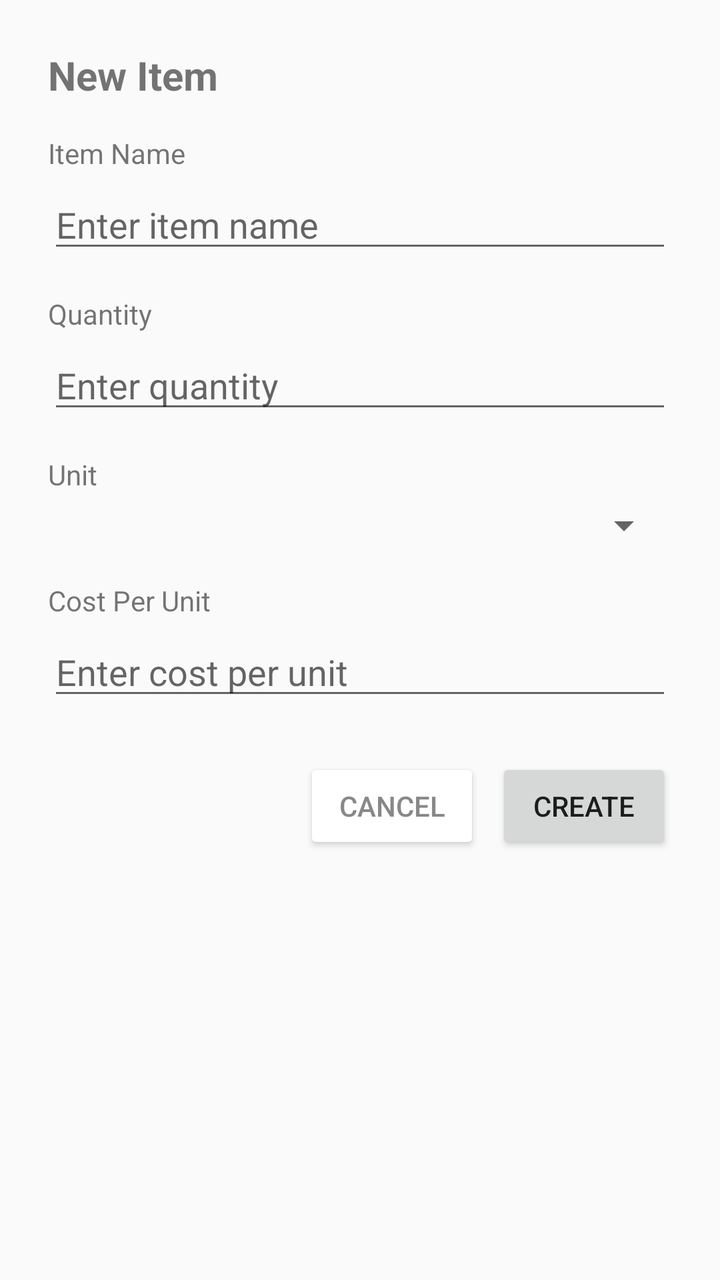
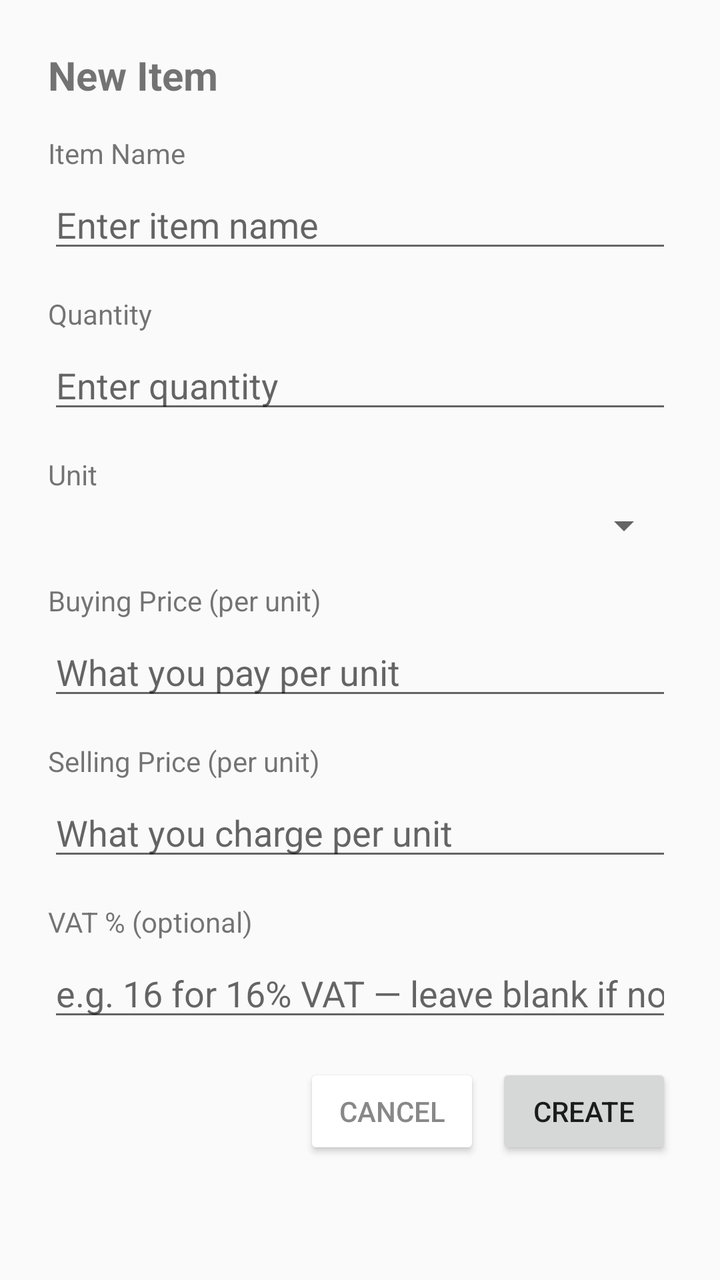

Compare the two renders of this Android layout. The source of the first and the diff that turns it into the second are given below.
<!-- AndroidManifest.xml: application theme Theme.AppCompat.Light.NoActionBar -->
<!-- res/layout/dialog_new_inventory.xml -->
<?xml version="1.0" encoding="utf-8"?>
<ScrollView xmlns:android="http://schemas.android.com/apk/res/android"
    android:layout_width="match_parent"
    android:layout_height="wrap_content">

    <LinearLayout
        android:layout_width="match_parent"
        android:layout_height="wrap_content"
        android:orientation="vertical"
        android:padding="24dp">

        <TextView
            android:layout_width="wrap_content"
            android:layout_height="wrap_content"
            android:text="New Item"
            android:textSize="20sp"
            android:textStyle="bold"
            android:layout_marginBottom="16dp"/>

        
        <LinearLayout
            android:id="@+id/llInventoryDialogErrors"
            android:layout_width="match_parent"
            android:layout_height="wrap_content"
            android:orientation="vertical"
            android:visibility="gone"
            android:layout_marginBottom="12dp"/>

        
        <TextView
            android:layout_width="wrap_content"
            android:layout_height="wrap_content"
            android:text="Item Name"
            android:textSize="14sp"
            android:layout_marginBottom="4dp"/>

        <EditText
            android:id="@+id/etInventoryName"
            android:layout_width="match_parent"
            android:layout_height="wrap_content"
            android:hint="Enter item name"
            android:inputType="textCapWords"
            android:layout_marginBottom="16dp"/>

        
        <TextView
            android:layout_width="wrap_content"
            android:layout_height="wrap_content"
            android:text="Quantity"
            android:textSize="14sp"
            android:layout_marginBottom="4dp"/>

        <EditText
            android:id="@+id/etInventoryQuantity"
            android:layout_width="match_parent"
            android:layout_height="wrap_content"
            android:hint="Enter quantity"
            android:inputType="number"
            android:layout_marginBottom="16dp"/>

        
        <TextView
            android:layout_width="wrap_content"
            android:layout_height="wrap_content"
            android:text="Unit"
            android:textSize="14sp"
            android:layout_marginBottom="4dp"/>

        <Spinner
            android:id="@+id/spinnerUnit"
            android:layout_width="match_parent"
            android:layout_height="wrap_content"
            android:layout_marginBottom="16dp"/>

        
        <TextView
            android:layout_width="wrap_content"
            android:layout_height="wrap_content"
            android:text="Cost Per Unit"
            android:textSize="14sp"
            android:layout_marginBottom="4dp"/>

        <EditText
            android:id="@+id/etInventoryCost"
            android:layout_width="match_parent"
            android:layout_height="wrap_content"
            android:hint="Enter cost per unit"
            android:inputType="number"
            android:layout_marginBottom="24dp"/>

        
        <LinearLayout
            android:layout_width="match_parent"
            android:layout_height="wrap_content"
            android:orientation="horizontal"
            android:gravity="end">

            <Button
                android:id="@+id/btnInventoryDialogCancel"
                android:layout_width="wrap_content"
                android:layout_height="wrap_content"
                android:text="Cancel"
                android:backgroundTint="#FFFFFF"
                android:textColor="#888888"
                android:layout_marginEnd="8dp"/>

            <Button
                android:id="@+id/btnInventoryDialogSubmit"
                android:layout_width="wrap_content"
                android:layout_height="wrap_content"
                android:text="Create"/>

        </LinearLayout>

    </LinearLayout>

</ScrollView>
<!-- resources referenced by this layout -->
<resources>
  <style name="Theme.AppCompat.Light.NoActionBar" parent="Theme.AppCompat.Light">
          <item name="windowActionBar">false</item>
          <item name="windowNoTitle">true</item>
      </style>
</resources>

<!-- the commit's change to res/layout/dialog_new_inventory.xml (unified diff, before → after) -->
@@ -76,17 +76,49 @@
         <TextView
             android:layout_width="wrap_content"
             android:layout_height="wrap_content"
-            android:text="Cost Per Unit"
+            android:text="Buying Price (per unit)"
             android:textSize="14sp"
             android:layout_marginBottom="4dp"/>
 
         <EditText
-            android:id="@+id/etInventoryCost"
+            android:id="@+id/etBuyingPrice"
             android:layout_width="match_parent"
             android:layout_height="wrap_content"
-            android:hint="Enter cost per unit"
+            android:hint="What you pay per unit"
             android:inputType="number"
-            android:layout_marginBottom="24dp"/>
+            android:layout_marginBottom="16dp"/>
+
+        
+        <TextView
+            android:layout_width="wrap_content"
+            android:layout_height="wrap_content"
+            android:text="Selling Price (per unit)"
+            android:textSize="14sp"
+            android:layout_marginBottom="4dp"/>
+
+        <EditText
+            android:id="@+id/etSellingPrice"
+            android:layout_width="match_parent"
+            android:layout_height="wrap_content"
+            android:hint="What you charge per unit"
+            android:inputType="number"
+            android:layout_marginBottom="16dp"/>
+
+        
+        <TextView
+            android:layout_width="wrap_content"
+            android:layout_height="wrap_content"
+            android:text="VAT % (optional)"
+            android:textSize="14sp"
+            android:layout_marginBottom="4dp"/>
+
+        <EditText
+            android:id="@+id/etVatPercentage"
+            android:layout_width="match_parent"
+            android:layout_height="wrap_content"
+            android:hint="e.g. 16 for 16% VAT — leave blank if none"
+            android:inputType="number"
+            android:layout_marginBottom="16dp"/>
 
         
         <LinearLayout
